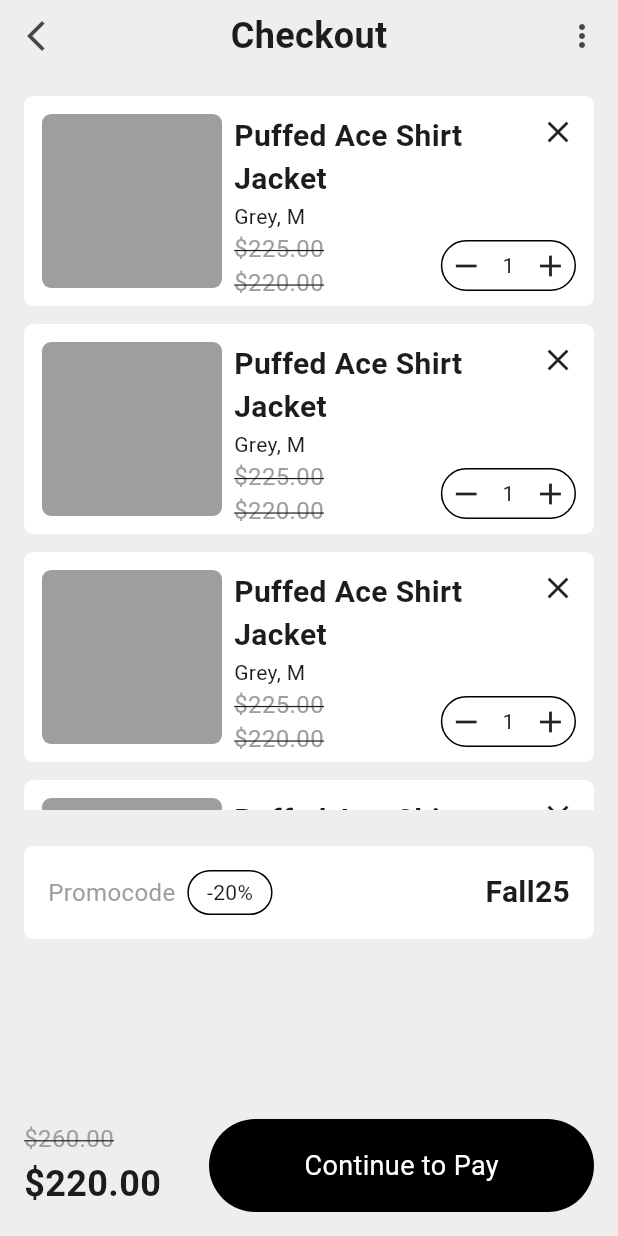
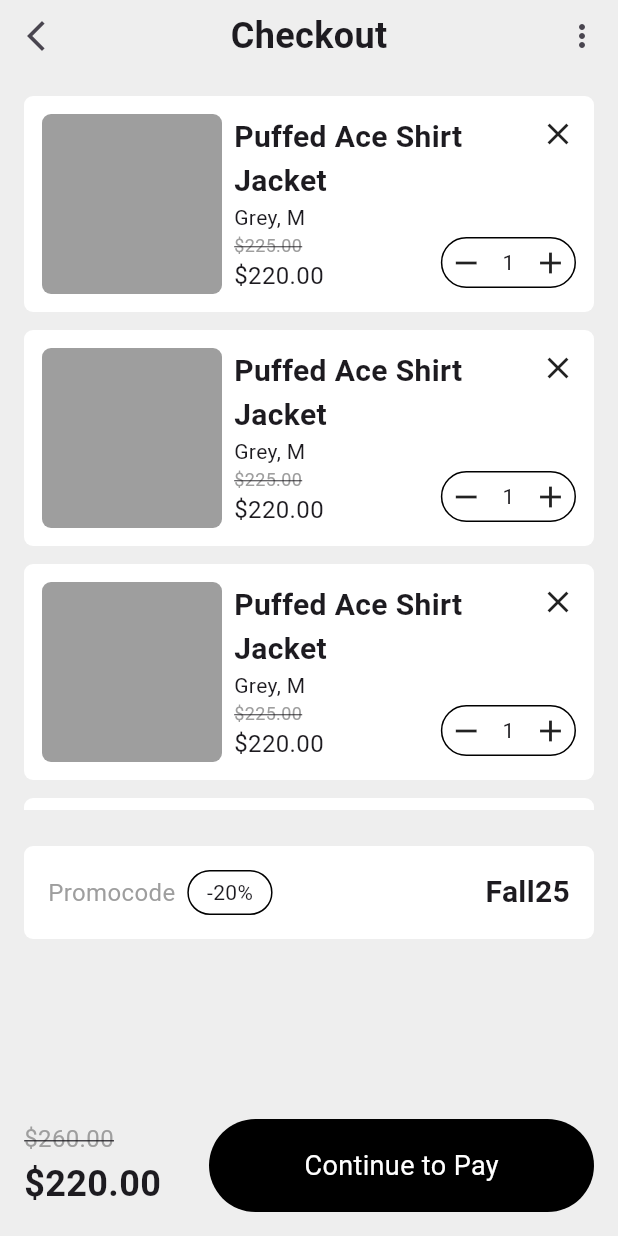
Before and after one commit to JAICHANGPARK/flutter_notebook_chapter_49, a Flutter app: the ECommerceCheckoutPage screen opened directly, on a phone screen of 412 x 824 dp. Run offline on Flutter 3.47's test engine with Material 3 defaults, Android fonts, the phone set to English and light mode, and no system bars; our stand-ins replace dots_indicator, gap, google_fonts; Roboto replaces fonts that are missing (Akshar).

Commit message:
Update e_commerce_checkout_page.dart

```diff
--- a/lib/ep2451_e_commerce_app/ui/e_commerce_checkout_page.dart
+++ b/lib/ep2451_e_commerce_app/ui/e_commerce_checkout_page.dart
@@ -47,7 +47,7 @@ class _ECommerceCheckoutPageState extends State<ECommerceCheckoutPage> {
                       child: ListView.builder(
                         itemBuilder: (context, index) {
                           return Container(
-                            height: 140,
+                            // height: 140,
                             decoration: BoxDecoration(
                               color: Colors.white,
                               borderRadius: BorderRadius.circular(6),
@@ -97,16 +97,16 @@ class _ECommerceCheckoutPageState extends State<ECommerceCheckoutPage> {
                                               "\$225.00",
                                               style: GoogleFonts.akshar(
                                                 color: Colors.grey,
-                                                fontSize: 16,
+                                                fontSize: 12,
                                                 decoration: .lineThrough,
                                               ),
                                             ),
                                             Text(
                                               "\$220.00",
                                               style: GoogleFonts.akshar(
-                                                color: Colors.grey,
+                                                // color: Colors.grey,
                                                 fontSize: 16,
-                                                decoration: .lineThrough,
+                                                // decoration: .lineThrough,
                                               ),
                                             ),
                                           ]),
```
